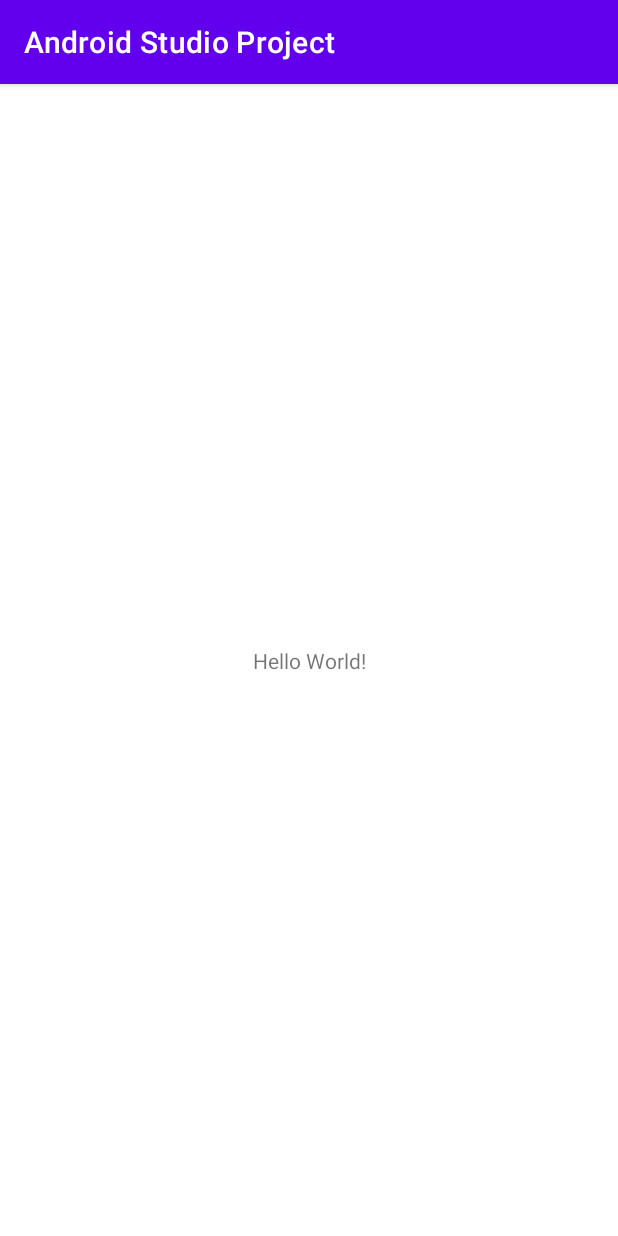
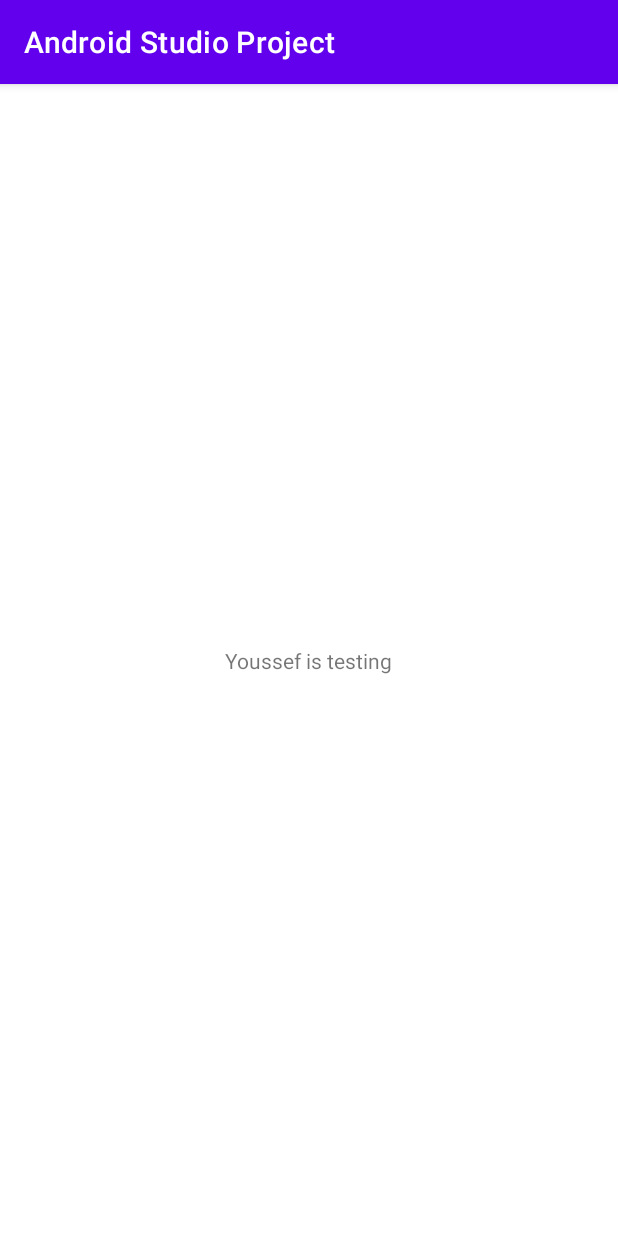
Before and after one commit to lebenebou/DiscordReplica, an Android app: the screen it shows after launch (MainActivity), on a phone screen of 412 x 824 dp. Run offline under Robolectric (Android 15) with nearby library versions, the phone set to English and light mode, and no system bars.

Commit message:
changed hello world label

```diff
--- a/Android Studio Project/app/src/main/res/layout/activity_main.xml
+++ b/Android Studio Project/app/src/main/res/layout/activity_main.xml
@@ -9,7 +9,7 @@
     <TextView
         android:layout_width="wrap_content"
         android:layout_height="wrap_content"
-        android:text="Hello World!"
+        android:text="Youssef is testing"
         app:layout_constraintBottom_toBottomOf="parent"
         app:layout_constraintEnd_toEndOf="parent"
         app:layout_constraintStart_toStartOf="parent"
```
